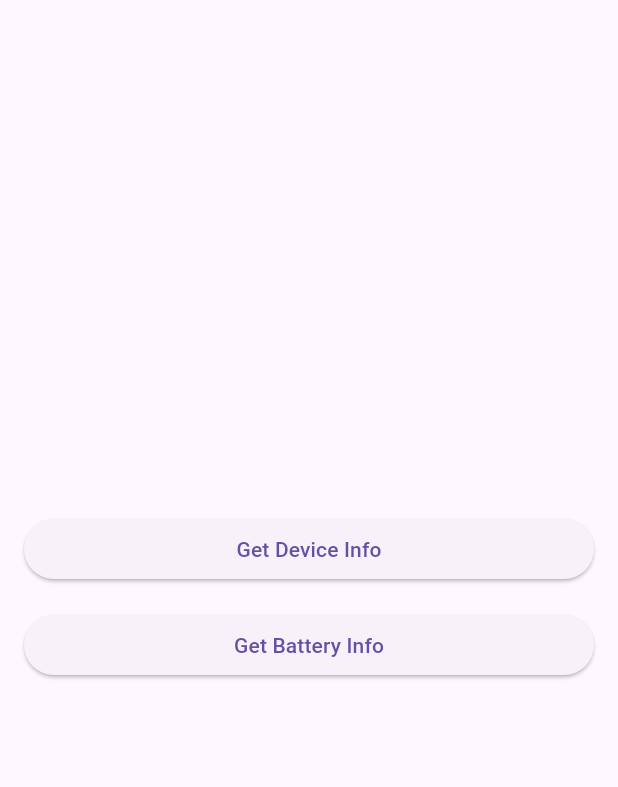
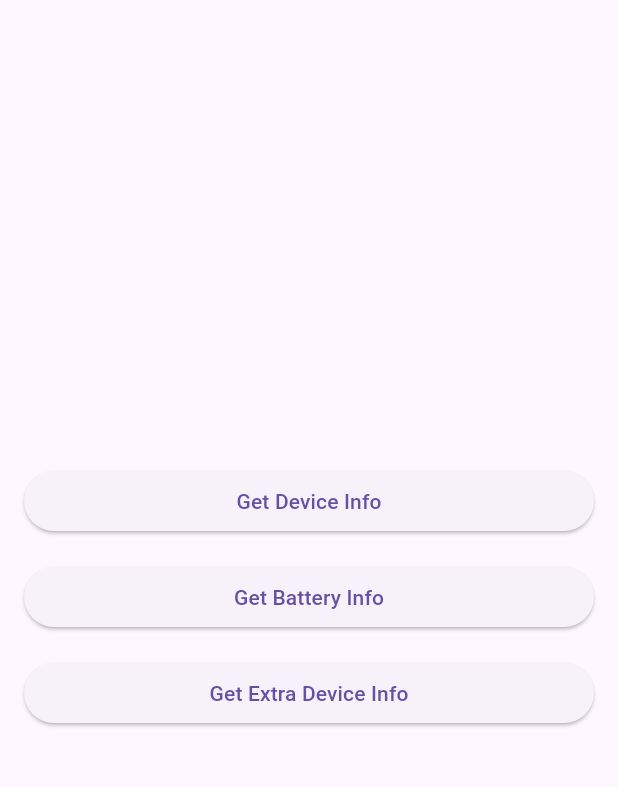
Before and after one commit to MinhDuc999/pigeon_git_action_demo, a Flutter app: the screen it shows after launch, on a phone screen of 412 x 824 dp, the part 63-850 px from its top. Run offline on Flutter 3.47's test engine with Material 3 defaults, Android fonts, the phone set to English and light mode, and no system bars.

Commit message:
method channel

```diff
--- a/lib/main.dart
+++ b/lib/main.dart
@@ -1,4 +1,5 @@
 import 'package:flutter/material.dart';
+import 'package:flutter/services.dart';
 import 'pigeon_generated.dart';
 
 void main() {
@@ -11,10 +12,7 @@ class MyApp extends StatelessWidget {
   @override
   Widget build(BuildContext context) {
     return MaterialApp(
-      title: 'Flutter Demo',
       debugShowCheckedModeBanner: false,
-      theme: ThemeData(
-      ),
       home: HomePage(),
     );
   }
@@ -28,8 +26,14 @@ class HomePage extends StatefulWidget {
 
 class _HomePageState extends State<HomePage> {
   final DeviceApi _api = DeviceApi();
+  static const MethodChannel extraChannel = MethodChannel('com.example/extra');
+
   DeviceInfo? _deviceInfo;
   BatteryInfo? _batteryInfo;
+  int? _freeMem;
+  int? _totalMem;
+  String? _deviceTime;
+  Map? _storage;
 
   Future<void> _getDeviceInfo() async {
     final info = await _api.getDeviceInfo();
@@ -39,6 +43,19 @@ class _HomePageState extends State<HomePage> {
   Future<void> _getBatteryInfo() async {
     final info = await _api.getBatteryInfo();
     setState(() => _batteryInfo = info);
+  }
+
+  Future<void> _getMemoryInfo() async {
+    final freeMem = await extraChannel.invokeMethod<int>('getFreeMemory');
+    final totalMem = await extraChannel.invokeMethod<int>('getTotalMemory');
+    final deviceTime = await extraChannel.invokeMethod<String>('getDeviceTime');
+    final storage = await extraChannel.invokeMethod<Map>('getStorageInfo');
+    setState(() {
+      _freeMem = freeMem;
+      _totalMem = totalMem;
+      _deviceTime = deviceTime;
+      _storage = storage;
+    });
   }
 
   @override
@@ -91,6 +108,28 @@ class _HomePageState extends State<HomePage> {
                 ),
               ),
             ],
+              const SizedBox(height: 16),
+            ElevatedButton(
+              onPressed: _getMemoryInfo,
+              child: const Text('Get Extra Device Info'),
+            ),
+            if (_freeMem != null && _totalMem != null && _deviceTime != null && _storage != null) ...[
+              const SizedBox(height: 8),
+              Card(
+                child: Padding(
+                  padding: const EdgeInsets.all(16),
+                  child: Column(
+                    crossAxisAlignment: CrossAxisAlignment.start,
+                    children: [
+                      Text('Free Memory: $_freeMem MB'),
+                      Text('Total Memory: $_totalMem MB'),
+                      Text('Device Time: $_deviceTime'),
+                      Text('Storage: ${_storage!['free']} MB free / ${_storage!['total']} MB total'),
+                    ],
+                  ),
+                ),
+              ),
+            ],
           ],
         ),
       ),
```
Also changed, not shown: 1 other file.
